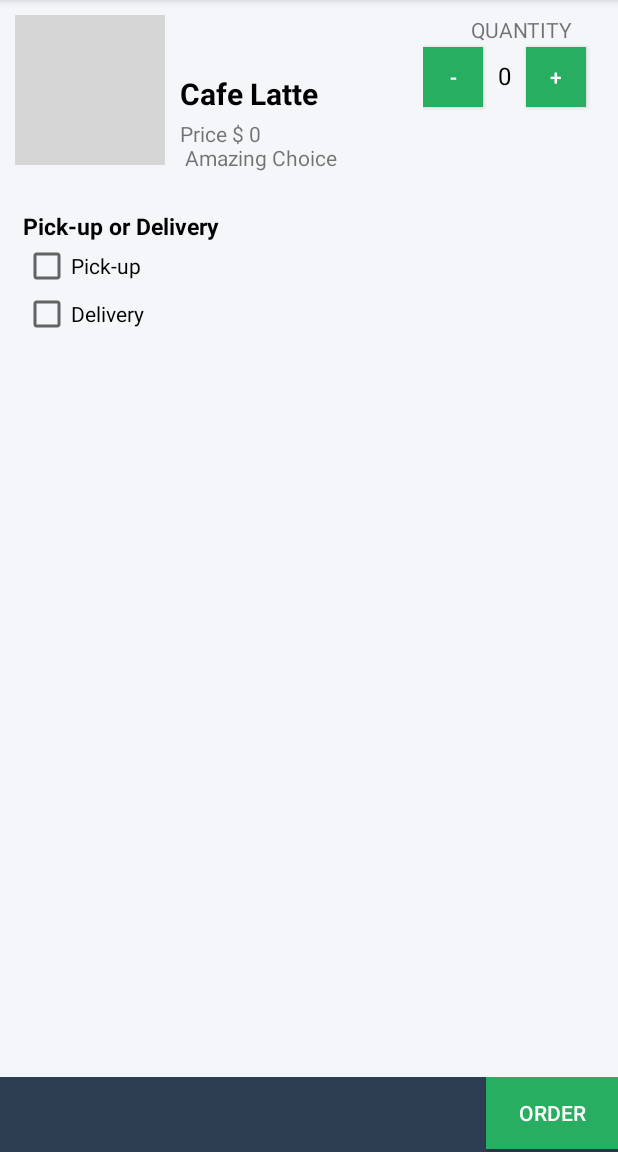
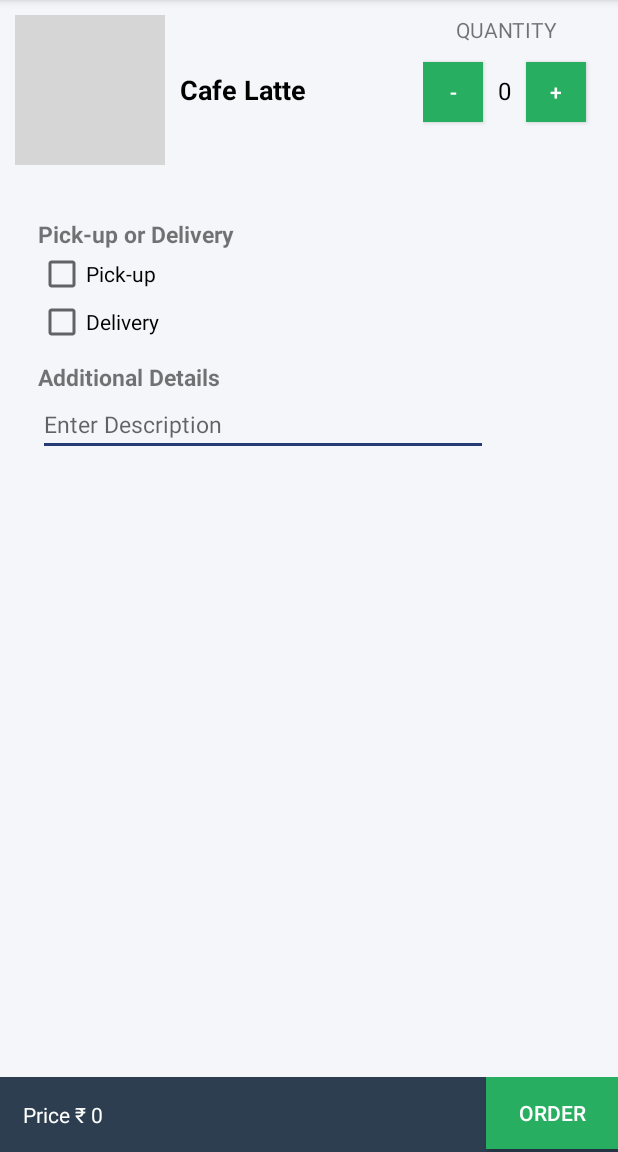
Before and after one commit to indianlad/JustJava, an Android app: the screen it shows after launch (MainActivity), after a tap on "ORDER", on a phone screen of 412 x 824 dp, the part 84-1236 px from its top. Run offline under Robolectric (Android 15) with nearby library versions, the phone set to English and light mode, and no system bars; grey boxes are pictures that could not be loaded.

Commit message:
version 2

```diff
--- a/app/src/main/java/com/example/android/justjava/MainActivity.java
+++ b/app/src/main/java/com/example/android/justjava/MainActivity.java
@@ -51,8 +51,8 @@ public class MainActivity extends AppCompatActivity {
     public void submitOrder(View view) {
 
         int price = quantity * 5;
-        String priceMessage = "Price $ " + price;
-        priceMessage = priceMessage + "\n Amazing Choice";
+        String priceMessage = "Price ₹ " + price;
+        //priceMessage = priceMessage + "\n Amazing Choice";
         displayMessage(priceMessage);
         //toast
         Toast toast=Toast.makeText(getApplicationContext(),"Thanks for Ordering Latte",Toast.LENGTH_SHORT);
--- a/app/src/main/res/layout/activity_main.xml
+++ b/app/src/main/res/layout/activity_main.xml
@@ -20,13 +20,14 @@
             android:textAllCaps="true"
             android:layout_alignParentRight="true"
             android:layout_alignParentEnd="true"
-            android:paddingRight="20dp"
-            android:paddingEnd="20dp"
+            android:paddingRight="30dp"
+            android:paddingEnd="30dp"
             android:id="@+id/textQuant"/>
 
         <LinearLayout
             android:layout_width="120dp"
             android:layout_height="50dp"
+            android:layout_marginTop="10dp"
             android:orientation="horizontal"
             android:layout_below="@id/textQuant"
             android:id="@+id/pricePick"
@@ -75,18 +76,11 @@
             android:layout_toRightOf="@+id/imgLatte"
             android:text="@string/coffeetype"
             android:textStyle="bold"
-            android:textSize="20sp"
+            android:textSize="18sp"
             android:textColor="@android:color/black"
             android:id="@+id/texLatte"/>
 
-        <TextView
-            android:layout_width="wrap_content"
-            android:layout_height="wrap_content"
-            android:layout_alignLeft="@+id/texLatte"
-            android:layout_alignStart="@+id/texLatte"
-            android:layout_below="@+id/pricePick"
-            android:text="@string/price"
-            android:id="@+id/price_text_view"/>
+
     </RelativeLayout>
 
     <LinearLayout
@@ -94,13 +88,13 @@
         android:layout_height="wrap_content"
         android:layout_below="@id/relLay"
         android:layout_margin="15dp"
+        android:padding="10dp"
         android:orientation="vertical">
         <TextView
             android:layout_width="wrap_content"
             android:layout_height="wrap_content"
             android:text="@string/pd"
             android:textStyle="bold"
-            android:textColor="@android:color/black"
             android:textSize="15sp"/>
         <CheckBox
             android:layout_width="wrap_content"
@@ -110,6 +104,18 @@
             android:layout_width="wrap_content"
             android:layout_height="wrap_content"
             android:text="@string/del"/>
+        <TextView
+            android:layout_width="wrap_content"
+            android:layout_height="wrap_content"
+            android:textStyle="bold"
+            android:layout_marginTop="10dp"
+            android:textSize="15sp"
+            android:text="@string/details"/>
+        <EditText
+            android:layout_width="300dp"
+            android:layout_height="wrap_content"
+            android:hint="@string/desc"
+            android:textSize="15sp"/>
 
     </LinearLayout>
     <RelativeLayout
@@ -117,6 +123,16 @@
         android:layout_height="50dp"
         android:layout_alignParentBottom="true"
         android:background="@color/colorGray">
+
+        <TextView
+            android:layout_width="wrap_content"
+            android:layout_height="wrap_content"
+            android:layout_alignParentLeft="true"
+            android:layout_alignParentStart="true"
+            android:text="@string/Rs"
+            android:textColor="@android:color/white"
+            android:padding="15dp"
+            android:id="@+id/price_text_view"/>
         <Button
             android:layout_width="wrap_content"
             android:layout_height="wrap_content"
--- a/app/src/main/res/values/strings.xml
+++ b/app/src/main/res/values/strings.xml
@@ -10,6 +10,9 @@
     <string name="inc">+</string>
     <string name="dec">-</string>
     <string name="zero">0</string>
+    <string name="details">Additional Details</string>
+    <string name="desc">Enter Description</string>
+    <string name="Rs">Price \u20B9</string>
 
 
 
```
